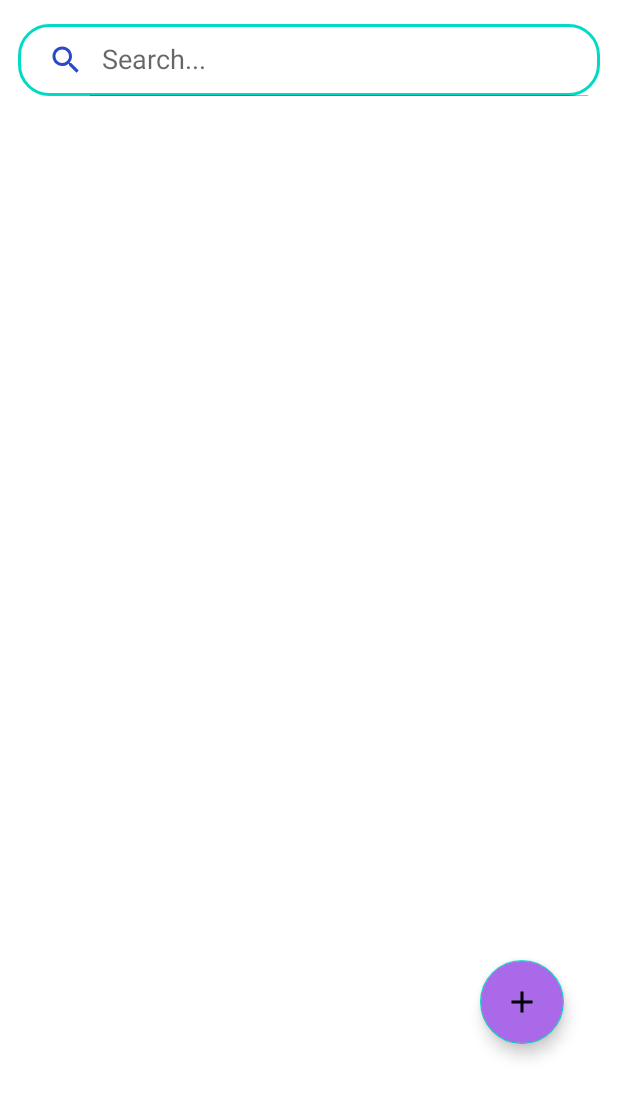
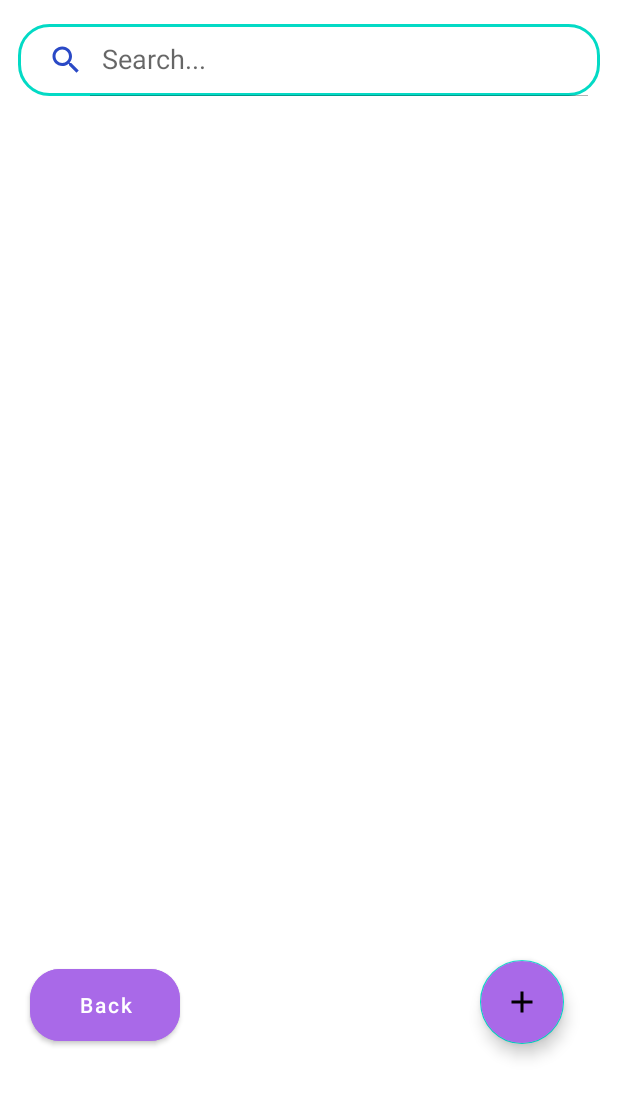
Before and after one commit to dangalnirajan/StopAbuse_CollegeProject, an Android app: the ReportActivity screen opened directly, with no data from a screen before it, on a phone screen of 412 x 824 dp. Shown: the top 1098 px of the screen. Run offline under Robolectric (Android 15) with nearby library versions, the phone set to English and light mode, and no system bars; our stand-ins replace Firebase (no records; nobody signed in at launch, a user with empty details on screens opened directly); pictures from the network do not load.

Commit message:
changes are big

```diff
--- a/app/src/main/java/com/darkness/sparkwomen/ReportActivity.java
+++ b/app/src/main/java/com/darkness/sparkwomen/ReportActivity.java
@@ -11,6 +11,7 @@ import android.content.Intent;
 import android.os.Bundle;
 import android.view.View;
 
+import com.google.android.material.button.MaterialButton;
 import com.google.android.material.floatingactionbutton.FloatingActionButton;
 import com.google.firebase.database.DataSnapshot;
 import com.google.firebase.database.DatabaseError;
@@ -23,6 +24,7 @@ import java.util.List;
 
 public class ReportActivity extends AppCompatActivity {
     FloatingActionButton fillReport;
+    MaterialButton backButton;
     RecyclerView recyclerView;
     List<DataClass> dataList;
     DatabaseReference databaseReference;
@@ -35,6 +37,7 @@ public class ReportActivity extends AppCompatActivity {
         super.onCreate(savedInstanceState);
         setContentView(R.layout.activity_report);
         fillReport= findViewById(R.id.fillReport);
+        backButton=findViewById(R.id.backToMain);
         recyclerView= findViewById(R.id.recyclerView);
         searchView=findViewById(R.id.search);
         searchView.clearFocus();
@@ -91,6 +94,14 @@ public class ReportActivity extends AppCompatActivity {
             }
         });
 
+        backButton.setOnClickListener(new View.OnClickListener() {
+            @Override
+            public void onClick(View view) {
+                Intent intent = new Intent(ReportActivity.this,MainActivity.class);
+                startActivity(intent);
+            }
+        });
+
     }
     public void searchList(String text){
         ArrayList<DataClass> searchList = new ArrayList<>();
--- a/app/src/main/java/com/darkness/sparkwomen/ReportAdapter.java
+++ b/app/src/main/java/com/darkness/sparkwomen/ReportAdapter.java
@@ -72,7 +72,7 @@ class  MyViewsHolder extends RecyclerView.ViewHolder{
     TextView reportName,reportContact,reportDescription,reportAddress;
     CardView reportCard;
 
-    public MyViewsHolder(@NonNull View itemView) {
+    public MyViewsHolder(View itemView) {
         super(itemView);
 
         reportImage= itemView.findViewById(R.id.recImage);
--- a/app/src/main/java/com/darkness/sparkwomen/ServiceMine.java
+++ b/app/src/main/java/com/darkness/sparkwomen/ServiceMine.java
@@ -157,7 +157,7 @@ public class ServiceMine extends Service {
                     m.createNotificationChannel(channel);
 
                     Notification notification = new Notification.Builder(this, "MYID")
-                            .setContentTitle("Women Safety")
+                            .setContentTitle("Stop Abuse")
                             .setContentText("Shake Device to Send SOS")
                             .setSmallIcon(R.drawable.girlpower)
                             .setContentIntent(pendingIntent)
--- a/app/src/main/java/com/darkness/sparkwomen/SignupActivity.java
+++ b/app/src/main/java/com/darkness/sparkwomen/SignupActivity.java
@@ -26,9 +26,9 @@ public class SignupActivity extends AppCompatActivity {
             public void onClick(View view) {
                 String email = binding.signupEmail.getText().toString();
                 String password= binding.signupPassword.getText().toString();
-//                String address = binding.signupAddress.getText().toString();
-//                String username = binding.signupUsername.getText().toString();
-//                String name = binding.signupName.getText().toString();
+                String address = binding.signupAddress.getText().toString();
+                String username = binding.signupUsername.getText().toString();
+                String name = binding.signupName.getText().toString();
 
                 if(email.equals("") || password.equals("")){
                     Toast.makeText(SignupActivity.this, "All fields are required", Toast.LENGTH_SHORT).show();
--- a/app/src/main/res/layout/activity_report.xml
+++ b/app/src/main/res/layout/activity_report.xml
@@ -47,4 +47,18 @@
         android:tint="@color/white"
         />
 
+    <com.google.android.material.button.MaterialButton
+        android:id="@+id/backToMain"
+        android:layout_width="100dp"
+        android:layout_height="60dp"
+        android:layout_marginLeft="20dp"
+        android:layout_marginTop="640dp"
+        android:backgroundTint="#A969E8"
+        android:text="Back"
+        android:textAllCaps="false"
+        app:cornerRadius="20dp"
+        android:src="@drawable/ic_baseline_add_24"
+        android:tint="@color/white"
+        />
+
 </RelativeLayout>
--- a/app/src/main/res/mipmap-anydpi-v26/ic_launcher.xml
+++ b/app/src/main/res/mipmap-anydpi-v26/ic_launcher.xml
@@ -1,5 +1,5 @@
 <?xml version="1.0" encoding="utf-8"?>
 <adaptive-icon xmlns:android="http://schemas.android.com/apk/res/android">
-    <background android:drawable="@drawable/ic_launcher_background" />
-    <foreground android:drawable="@drawable/ic_launcher_foreground" />
+    <background android:drawable="@drawable/luncherers" />
+    <foreground android:drawable="@drawable/luncherers" />
 </adaptive-icon>
--- a/app/src/main/res/mipmap-anydpi-v26/ic_launcher_round.xml
+++ b/app/src/main/res/mipmap-anydpi-v26/ic_launcher_round.xml
@@ -1,5 +1,5 @@
 <?xml version="1.0" encoding="utf-8"?>
 <adaptive-icon xmlns:android="http://schemas.android.com/apk/res/android">
-    <background android:drawable="@drawable/ic_launcher_background" />
-    <foreground android:drawable="@drawable/ic_launcher_foreground" />
+    <background android:drawable="@drawable/stopabuseluncher" />
+    <foreground android:drawable="@drawable/stopabuseluncher" />
 </adaptive-icon>
```
Also changed, not shown: app/src/main/java/com/darkness/sparkwomen/LawDisplayerActivity.java (+10 -1 lines), app/src/main/java/com/darkness/sparkwomen/UploadActivity.java (+19 -0 lines), app/src/main/res/drawable/luncherers.jpg (added), app/src/main/res/drawable/lunchers.jpg (added), app/src/main/res/drawable/stopabuseluncher.jpg (added).
